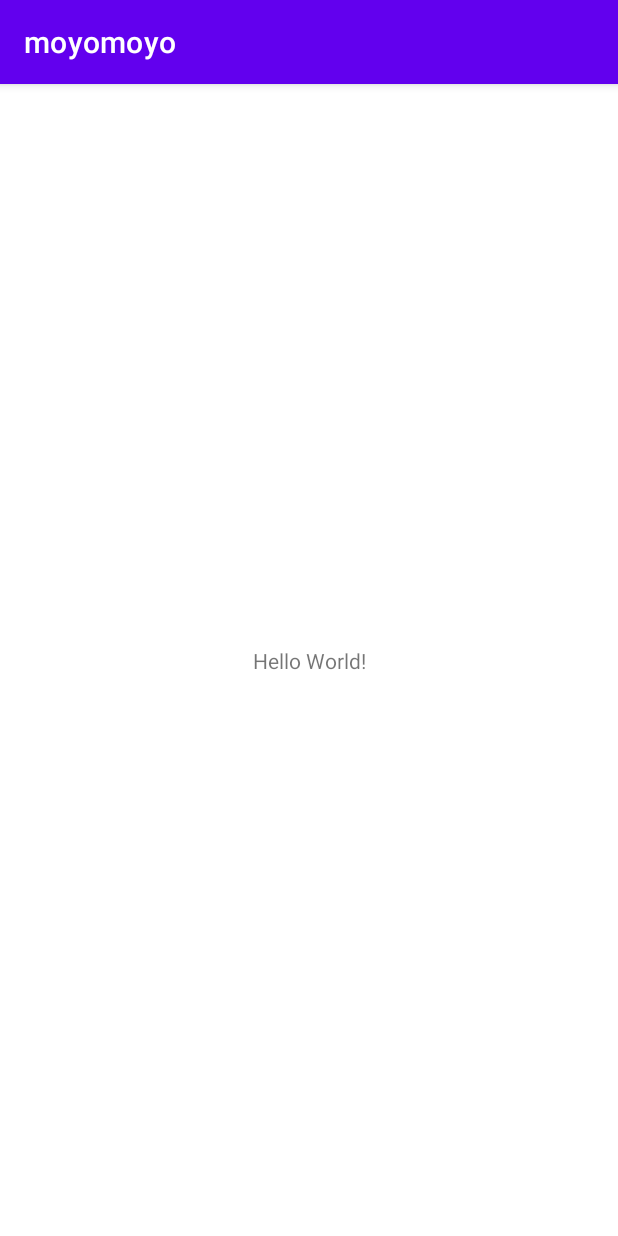
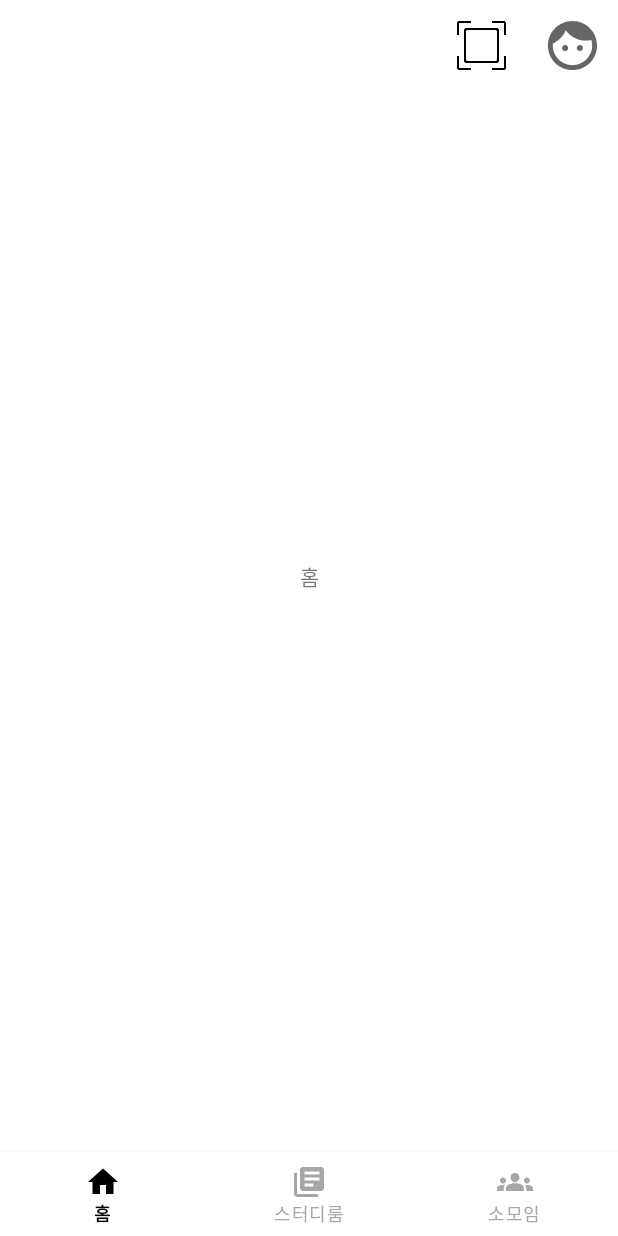
Before and after one commit to bfmeef/moyomoyo, an Android app: the screen it shows after launch (MainActivity), on a phone screen of 412 x 824 dp. Run offline under Robolectric (Android 15) with nearby library versions, the phone set to English and light mode, and no system bars.

Commit message:
feat: 하단 바 생성

```diff
--- a/app/build.gradle
+++ b/app/build.gradle
@@ -29,9 +29,11 @@ android {
 
 dependencies {
 
+    implementation 'com.google.android.material:material:1.0.0'
     implementation 'androidx.appcompat:appcompat:1.6.1'
     implementation 'com.google.android.material:material:1.9.0'
     implementation 'androidx.constraintlayout:constraintlayout:2.1.4'
+    implementation 'androidx.legacy:legacy-support-v4:1.0.0'
     testImplementation 'junit:junit:4.13.2'
     androidTestImplementation 'androidx.test.ext:junit:1.1.5'
     androidTestImplementation 'androidx.test.espresso:espresso-core:3.5.1'
--- a/app/src/main/java/com/example/moyomoyo/MainActivity.java
+++ b/app/src/main/java/com/example/moyomoyo/MainActivity.java
@@ -1,14 +1,53 @@
 package com.example.moyomoyo;
 
+import androidx.annotation.NonNull;
 import androidx.appcompat.app.AppCompatActivity;
+import androidx.fragment.app.FragmentManager;
+import androidx.fragment.app.FragmentTransaction;
 
 import android.os.Bundle;
+import android.view.MenuItem;
+
+import com.google.android.material.bottomnavigation.BottomNavigationItemView;
+import com.google.android.material.bottomnavigation.BottomNavigationView;
+import com.google.android.material.navigation.NavigationBarView;
 
 public class MainActivity extends AppCompatActivity {
+    private FragmentManager fragmentManager = getSupportFragmentManager();
+    private MainMenuHome fragmentHome = new MainMenuHome();
+    private MainMenuStudyRoom fragmentStudyRoom = new MainMenuStudyRoom();
+    private MainMenuGroup fragmentGroup = new MainMenuGroup();
 
     @Override
     protected void onCreate(Bundle savedInstanceState) {
         super.onCreate(savedInstanceState);
         setContentView(R.layout.activity_main);
+
+        FragmentTransaction transaction = fragmentManager.beginTransaction();
+        transaction.replace(R.id.menu_frame_layout, fragmentHome).commitAllowingStateLoss();
+
+        BottomNavigationView bottomNavigationView = findViewById(R.id.menu_bottom_navigation);
+        bottomNavigationView.setOnItemSelectedListener(new ItemSelectedListener());
+    }
+
+    class ItemSelectedListener implements NavigationBarView.OnItemSelectedListener {
+        @Override
+        public boolean onNavigationItemSelected(@NonNull MenuItem menuItem){
+            FragmentTransaction transaction = fragmentManager.beginTransaction();
+
+            switch(menuItem.getItemId()) {
+                case R.id.menu_home:
+                    transaction.replace(R.id.menu_frame_layout, fragmentHome).commitAllowingStateLoss();
+                    break;
+                case R.id.menu_study_room:
+                    transaction.replace(R.id.menu_frame_layout, fragmentStudyRoom).commitAllowingStateLoss();
+                    break;
+                case R.id.menu_group:
+                    transaction.replace(R.id.menu_frame_layout, fragmentGroup).commitAllowingStateLoss();
+                    break;
+            }
+
+            return true;
+        }
     }
 }
--- /dev/null
+++ b/app/src/main/java/com/example/moyomoyo/MainMenuGroup.java
@@ -0,0 +1,22 @@
+package com.example.moyomoyo;
+
+import android.os.Bundle;
+
+import androidx.fragment.app.Fragment;
+
+import android.view.LayoutInflater;
+import android.view.View;
+import android.view.ViewGroup;
+
+
+public class MainMenuGroup extends Fragment {
+
+    @Override
+    public View onCreateView(LayoutInflater inflater, ViewGroup container,
+                             Bundle savedInstanceState) {
+        ViewGroup rootView = (ViewGroup)inflater.inflate(R.layout.fragment_main_menu_group,
+                container, false);
+
+        return rootView;
+    }
+}
--- /dev/null
+++ b/app/src/main/java/com/example/moyomoyo/MainMenuHome.java
@@ -0,0 +1,22 @@
+package com.example.moyomoyo;
+
+import android.os.Bundle;
+
+import androidx.fragment.app.Fragment;
+
+import android.view.LayoutInflater;
+import android.view.View;
+import android.view.ViewGroup;
+
+
+public class MainMenuHome extends Fragment {
+
+    @Override
+    public View onCreateView(LayoutInflater inflater, ViewGroup container,
+                             Bundle savedInstanceState) {
+        ViewGroup rootView = (ViewGroup)inflater.inflate(R.layout.fragment_main_menu_home,
+                                                            container, false);
+
+        return rootView;
+    }
+}
--- /dev/null
+++ b/app/src/main/java/com/example/moyomoyo/MainMenuStudyRoom.java
@@ -0,0 +1,22 @@
+package com.example.moyomoyo;
+
+import android.os.Bundle;
+
+import androidx.fragment.app.Fragment;
+
+import android.view.LayoutInflater;
+import android.view.View;
+import android.view.ViewGroup;
+
+
+public class MainMenuStudyRoom extends Fragment {
+
+    @Override
+    public View onCreateView(LayoutInflater inflater, ViewGroup container,
+                             Bundle savedInstanceState) {
+        ViewGroup rootView = (ViewGroup)inflater.inflate(R.layout.fragment_main_menu_study_room,
+                container, false);
+
+        return rootView;
+    }
+}
--- /dev/null
+++ b/app/src/main/res/drawable/ic_baseline_face_24.xml
@@ -0,0 +1,10 @@
+<vector xmlns:android="http://schemas.android.com/apk/res/android"
+    android:width="24dp"
+    android:height="24dp"
+    android:viewportWidth="24"
+    android:viewportHeight="24"
+    android:tint="?attr/colorControlNormal">
+  <path
+      android:fillColor="@android:color/white"
+      android:pathData="M9,11.75c-0.69,0 -1.25,0.56 -1.25,1.25s0.56,1.25 1.25,1.25 1.25,-0.56 1.25,-1.25 -0.56,-1.25 -1.25,-1.25zM15,11.75c-0.69,0 -1.25,0.56 -1.25,1.25s0.56,1.25 1.25,1.25 1.25,-0.56 1.25,-1.25 -0.56,-1.25 -1.25,-1.25zM12,2C6.48,2 2,6.48 2,12s4.48,10 10,10 10,-4.48 10,-10S17.52,2 12,2zM12,20c-4.41,0 -8,-3.59 -8,-8 0,-0.29 0.02,-0.58 0.05,-0.86 2.36,-1.05 4.23,-2.98 5.21,-5.37C11.07,8.33 14.05,10 17.42,10c0.78,0 1.53,-0.09 2.25,-0.26 0.21,0.71 0.33,1.47 0.33,2.26 0,4.41 -3.59,8 -8,8z"/>
+</vector>
--- /dev/null
+++ b/app/src/main/res/drawable/ic_baseline_groups_24.xml
@@ -0,0 +1,10 @@
+<vector xmlns:android="http://schemas.android.com/apk/res/android"
+    android:width="24dp"
+    android:height="24dp"
+    android:viewportWidth="24"
+    android:viewportHeight="24"
+    android:tint="?attr/colorControlNormal">
+  <path
+      android:fillColor="@android:color/white"
+      android:pathData="M12,12.75c1.63,0 3.07,0.39 4.24,0.9c1.08,0.48 1.76,1.56 1.76,2.73L18,18H6l0,-1.61c0,-1.18 0.68,-2.26 1.76,-2.73C8.93,13.14 10.37,12.75 12,12.75zM4,13c1.1,0 2,-0.9 2,-2c0,-1.1 -0.9,-2 -2,-2s-2,0.9 -2,2C2,12.1 2.9,13 4,13zM5.13,14.1C4.76,14.04 4.39,14 4,14c-0.99,0 -1.93,0.21 -2.78,0.58C0.48,14.9 0,15.62 0,16.43V18l4.5,0v-1.61C4.5,15.56 4.73,14.78 5.13,14.1zM20,13c1.1,0 2,-0.9 2,-2c0,-1.1 -0.9,-2 -2,-2s-2,0.9 -2,2C18,12.1 18.9,13 20,13zM24,16.43c0,-0.81 -0.48,-1.53 -1.22,-1.85C21.93,14.21 20.99,14 20,14c-0.39,0 -0.76,0.04 -1.13,0.1c0.4,0.68 0.63,1.46 0.63,2.29V18l4.5,0V16.43zM12,6c1.66,0 3,1.34 3,3c0,1.66 -1.34,3 -3,3s-3,-1.34 -3,-3C9,7.34 10.34,6 12,6z"/>
+</vector>
--- /dev/null
+++ b/app/src/main/res/drawable/ic_baseline_home_24.xml
@@ -0,0 +1,10 @@
+<vector xmlns:android="http://schemas.android.com/apk/res/android"
+    android:width="24dp"
+    android:height="24dp"
+    android:viewportWidth="24"
+    android:viewportHeight="24"
+    android:tint="?attr/colorControlNormal">
+  <path
+      android:fillColor="@android:color/white"
+      android:pathData="M10,20v-6h4v6h5v-8h3L12,3 2,12h3v8z"/>
+</vector>
--- /dev/null
+++ b/app/src/main/res/drawable/ic_baseline_library_books_24.xml
@@ -0,0 +1,11 @@
+<vector xmlns:android="http://schemas.android.com/apk/res/android"
+    android:width="24dp"
+    android:height="24dp"
+    android:viewportWidth="24"
+    android:viewportHeight="24"
+    android:tint="?attr/colorControlNormal"
+    android:autoMirrored="true">
+  <path
+      android:fillColor="@android:color/white"
+      android:pathData="M4,6L2,6v14c0,1.1 0.9,2 2,2h14v-2L4,20L4,6zM20,2L8,2c-1.1,0 -2,0.9 -2,2v12c0,1.1 0.9,2 2,2h12c1.1,0 2,-0.9 2,-2L22,4c0,-1.1 -0.9,-2 -2,-2zM19,11L9,11L9,9h10v2zM15,15L9,15v-2h6v2zM19,7L9,7L9,5h10v2z"/>
+</vector>
--- /dev/null
+++ b/app/src/main/res/drawable/menu_item_color.xml
@@ -0,0 +1,12 @@
+<?xml version="1.0" encoding="utf-8"?>
+<selector xmlns:android="http://schemas.android.com/apk/res/android">
+
+    <item
+        android:state_checked="true"
+        android:color="#000000"/>
+
+    <item
+        android:state_checked="false"
+        android:color="#A6A6A6"/>
+
+</selector>
--- a/app/src/main/res/layout/activity_main.xml
+++ b/app/src/main/res/layout/activity_main.xml
@@ -1,18 +1,70 @@
 <?xml version="1.0" encoding="utf-8"?>
-<androidx.constraintlayout.widget.ConstraintLayout xmlns:android="http://schemas.android.com/apk/res/android"
+
+<androidx.constraintlayout.widget.ConstraintLayout
+    xmlns:android="http://schemas.android.com/apk/res/android"
     xmlns:app="http://schemas.android.com/apk/res-auto"
     xmlns:tools="http://schemas.android.com/tools"
     android:layout_width="match_parent"
     android:layout_height="match_parent"
-    tools:context=".MainActivity">
+    tools:context=".MainActivity"
+    android:id="@+id/dlBoardMain">
 
-    <TextView
-        android:layout_width="wrap_content"
+    <!-- 메인 액티비티 레이아웃 -->
+    <FrameLayout
+        android:id="@+id/menu_frame_layout"
+        android:layout_width="match_parent"
+        android:layout_height="match_parent"
+        android:layout_marginBottom="?attr/actionBarSize">
+
+        <LinearLayout
+            android:layout_width="match_parent"
+            android:layout_height="wrap_content"
+            android:orientation="horizontal">
+
+            <View
+                android:layout_width="0dp"
+                android:layout_height="0dp"
+                android:layout_weight="1"/>
+
+            <!-- QR 코드 스캔 버튼 -->
+            <ImageButton
+                android:id="@+id/iBtnQrScanner"
+                android:layout_width="50dp"
+                android:layout_height="50dp"
+                android:layout_margin="5dp"
+                android:padding="5dp"
+                android:backgroundTint="#00FFFFFF"
+                android:src="@drawable/qrscan"
+                android:tooltipText="스터디룸 QR 인증"
+                android:scaleType="fitCenter"/>
+
+            <ImageButton
+                android:id="@+id/iBtnProfile"
+                android:layout_width="50dp"
+                android:layout_height="50dp"
+                android:layout_margin="5dp"
+                android:padding="5dp"
+                android:backgroundTint="#00FFFFFF"
+                android:src="@drawable/ic_baseline_face_24"
+                android:scaleType="fitCenter"
+                android:tooltipText="프로필"
+                />
+
+        </LinearLayout>
+    </FrameLayout>
+
+
+    <com.google.android.material.bottomnavigation.BottomNavigationView
+        android:id="@+id/menu_bottom_navigation"
+        android:layout_width="match_parent"
         android:layout_height="wrap_content"
-        android:text="Hello World!"
+        android:layout_gravity="bottom"
+        app:itemIconTint="@drawable/menu_item_color"
+        app:itemTextColor="@drawable/menu_item_color"
+        app:labelVisibilityMode="labeled"
         app:layout_constraintBottom_toBottomOf="parent"
-        app:layout_constraintLeft_toLeftOf="parent"
-        app:layout_constraintRight_toRightOf="parent"
-        app:layout_constraintTop_toTopOf="parent" />
+        app:menu="@menu/main_menu_bottom"/>
+
+
 
 </androidx.constraintlayout.widget.ConstraintLayout>
--- /dev/null
+++ b/app/src/main/res/layout/fragment_main_menu_group.xml
@@ -0,0 +1,14 @@
+<?xml version="1.0" encoding="utf-8"?>
+<FrameLayout xmlns:android="http://schemas.android.com/apk/res/android"
+    xmlns:tools="http://schemas.android.com/tools"
+    android:layout_width="match_parent"
+    android:layout_height="match_parent"
+    tools:context=".MainMenuGroup">
+
+    <TextView
+        android:layout_width="match_parent"
+        android:layout_height="match_parent"
+        android:gravity="center"
+        android:text="소모임" />
+
+</FrameLayout>
--- /dev/null
+++ b/app/src/main/res/layout/fragment_main_menu_home.xml
@@ -0,0 +1,14 @@
+<?xml version="1.0" encoding="utf-8"?>
+<FrameLayout xmlns:android="http://schemas.android.com/apk/res/android"
+    xmlns:tools="http://schemas.android.com/tools"
+    android:layout_width="match_parent"
+    android:layout_height="match_parent"
+    tools:context=".MainMenuHome">
+
+    <TextView
+        android:layout_width="match_parent"
+        android:layout_height="match_parent"
+        android:gravity="center"
+        android:text="홈" />
+
+</FrameLayout>
--- /dev/null
+++ b/app/src/main/res/layout/fragment_main_menu_study_room.xml
@@ -0,0 +1,14 @@
+<?xml version="1.0" encoding="utf-8"?>
+<FrameLayout xmlns:android="http://schemas.android.com/apk/res/android"
+    xmlns:tools="http://schemas.android.com/tools"
+    android:layout_width="match_parent"
+    android:layout_height="match_parent"
+    tools:context=".MainMenuStudyRoom">
+
+    <TextView
+        android:layout_width="match_parent"
+        android:layout_height="match_parent"
+        android:gravity="center"
+        android:text="스터디룸" />
+
+</FrameLayout>
--- /dev/null
+++ b/app/src/main/res/menu/main_menu_bottom.xml
@@ -0,0 +1,23 @@
+<?xml version="1.0" encoding="utf-8"?>
+<menu xmlns:android="http://schemas.android.com/apk/res/android"
+    xmlns:app="http://schemas.android.com/apk/res-auto">
+
+    <item
+        android:id="@+id/menu_home"
+        android:icon="@drawable/ic_baseline_home_24"
+        android:title="홈"
+        app:showAsAction="always"/>
+
+    <item
+        android:id="@+id/menu_study_room"
+        android:icon="@drawable/ic_baseline_library_books_24"
+        android:title="스터디룸"
+        app:showAsAction="always"/>
+
+    <item
+        android:id="@+id/menu_group"
+        android:icon="@drawable/ic_baseline_groups_24"
+        android:title="소모임"
+        app:showAsAction="always"/>
+
+</menu>
--- a/app/src/main/res/values-night/themes.xml
+++ b/app/src/main/res/values-night/themes.xml
@@ -12,5 +12,6 @@
         <!-- Status bar color. -->
         <item name="android:statusBarColor" tools:targetApi="l">?attr/colorPrimaryVariant</item>
         <!-- Customize your theme here. -->
+        <item name="windowNoTitle">true</item>
     </style>
 </resources>
--- a/app/src/main/res/values/strings.xml
+++ b/app/src/main/res/values/strings.xml
@@ -1,3 +1,5 @@
 <resources>
     <string name="app_name">moyomoyo</string>
+    <!-- TODO: Remove or change this placeholder text -->
+    <string name="hello_blank_fragment">Hello blank fragment</string>
 </resources>
--- a/app/src/main/res/values/themes.xml
+++ b/app/src/main/res/values/themes.xml
@@ -12,5 +12,6 @@
         <!-- Status bar color. -->
         <item name="android:statusBarColor" tools:targetApi="l">?attr/colorPrimaryVariant</item>
         <!-- Customize your theme here. -->
+        <item name="windowNoTitle">true</item>
     </style>
 </resources>
--- a/gradle.properties
+++ b/gradle.properties
@@ -19,3 +19,4 @@ android.useAndroidX=true
 # resources declared in the library itself and none from the library's dependencies,
 # thereby reducing the size of the R class for that library
 android.nonTransitiveRClass=true
+android.enableJetifier=true
```
Also changed, not shown: app/src/main/res/drawable/qrscan.png (added).
